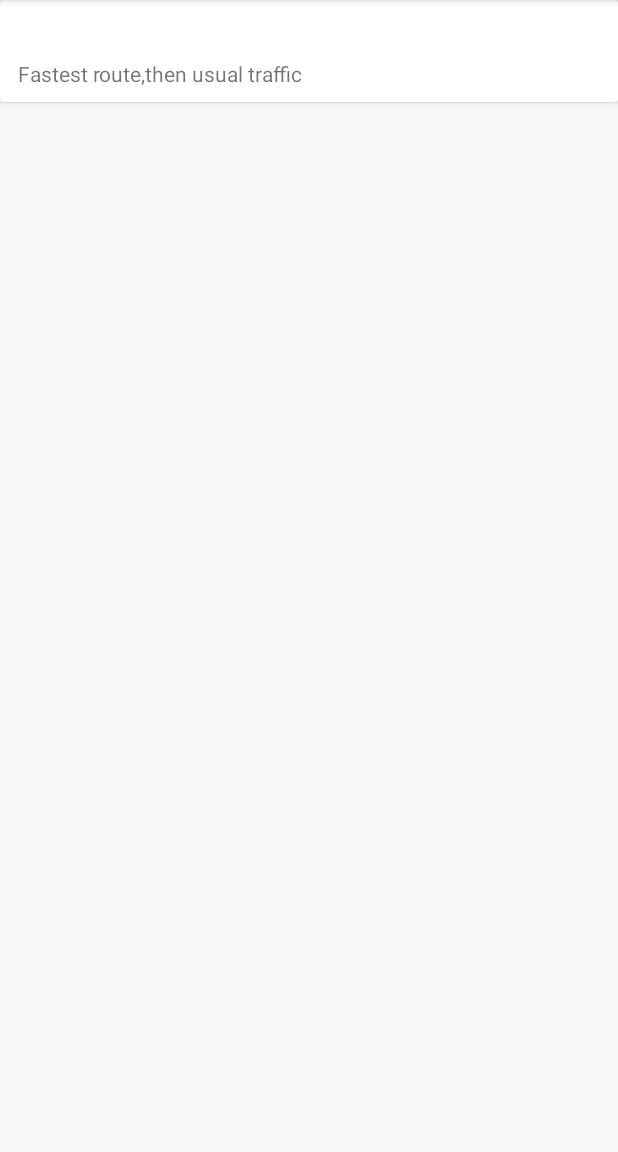
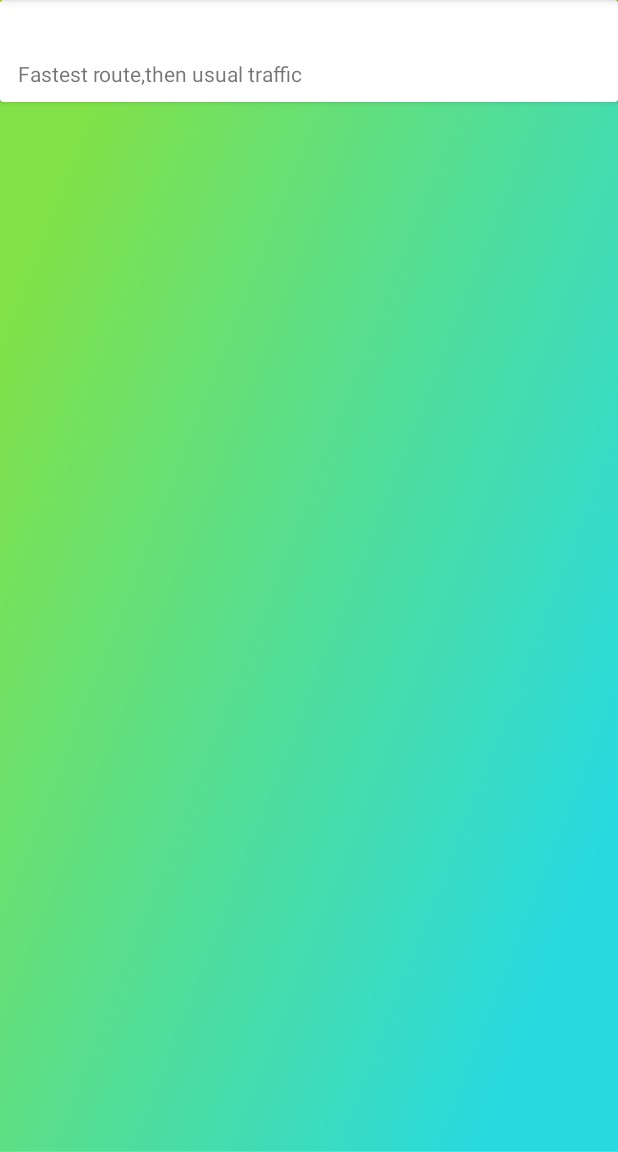
Before and after one commit to rishabhnayak/HelloWorld, an Android app: the screen it shows after launch (MapActivity), on a phone screen of 412 x 824 dp, the part 84-1236 px from its top. Run offline under Robolectric (Android 15) with nearby library versions, the phone set to English and light mode, and no system bars; libraries missing offline, so code that uses them is left out: com.google.maps.android, com.sothree.slidinguppanel, com.stone.vega; plain views replace SlidingUpPanelLayout; pictures from the network do not load; 6 statements that could not run were skipped.

Commit message:
lottie test-Success

```diff
--- a/app/src/main/AndroidManifest.xml
+++ b/app/src/main/AndroidManifest.xml
@@ -25,6 +25,9 @@
 
         <activity android:name=".SearchPlace" />
         <activity android:name=".SettingsActivity"></activity>
+        <activity android:name=".Test">
+
+        </activity>
     </application>
 
 </manifest>
--- a/app/src/main/java/com/MsoftTexas/directionandweather/MapActivity.java
+++ b/app/src/main/java/com/MsoftTexas/directionandweather/MapActivity.java
@@ -55,6 +55,7 @@ import com.google.android.gms.maps.model.PolylineOptions;
 import com.google.gson.Gson;
 import com.google.maps.android.PolyUtil;
 import com.sothree.slidinguppanel.SlidingUpPanelLayout;
+import com.stone.vega.library.VegaLayoutManager;
 
 import org.apache.http.HttpResponse;
 import org.apache.http.client.HttpClient;
@@ -124,7 +125,7 @@ public class MapActivity extends AppCompatActivity implements
 
 
         link = (RecyclerView) findViewById(R.id.dragup_list_recycler);
-        link.setLayoutManager(new LinearLayoutManager(this));
+        link.setLayoutManager(new VegaLayoutManager());
 
 
         tw = findViewById(R.id.distance);
--- a/app/src/main/res/layout/activity_map.xml
+++ b/app/src/main/res/layout/activity_map.xml
@@ -104,6 +104,7 @@
                         android:layout_weight="1"
                         android:layout_height="match_parent" >
                         <LinearLayout
+
                             android:layout_width="match_parent"
                             android:layout_height="match_parent"
                             android:orientation="vertical">
--- a/app/src/main/res/layout/dragup_panel.xml
+++ b/app/src/main/res/layout/dragup_panel.xml
@@ -1,7 +1,22 @@
 <?xml version="1.0" encoding="utf-8"?>
+<RelativeLayout
+    android:background="#f7f7f7"
+    xmlns:android="http://schemas.android.com/apk/res/android"
+    android:layout_width="match_parent"
+    android:layout_height="match_parent">
+    <com.airbnb.lottie.LottieAnimationView xmlns:android="http://schemas.android.com/apk/res/android"
+        xmlns:app="http://schemas.android.com/apk/res-auto"
+        android:layout_width="match_parent"
+        android:layout_height="match_parent"
+        android:scaleType="centerCrop"
+        app:lottie_fileName="visual.json"
+        app:lottie_loop="true"
+        app:lottie_autoPlay="true" />
+
 <LinearLayout
-    android:background="#f7f7f7"
-    xmlns:android="http://schemas.android.com/apk/res/android" android:layout_width="match_parent"
+
+    xmlns:android="http://schemas.android.com/apk/res/android"
+    android:layout_width="match_parent"
     android:layout_height="match_parent"
     android:orientation="vertical">
     <android.support.v7.widget.CardView
@@ -38,3 +53,5 @@
     </android.support.v7.widget.CardView>
     <include layout="@layout/dragup_list_recycler"></include>
 </LinearLayout>
+
+</RelativeLayout>
--- a/app/src/main/res/values/strings.xml
+++ b/app/src/main/res/values/strings.xml
@@ -11,4 +11,6 @@
     <string name="navigation_drawer_close">Close navigation drawer</string>
 
     <string name="action_settings">Settings</string>
+    <string name="satish">Settingsosuiorfvedkgbodjlrgvm/dl dhgvk,dmrvpodi dguitgvk,snd,mrjvod edtotgvhoiejlmrvlk
+    ihirfvnskrvj hikdv, s,nki hiodjfvkmes,hg </string>
 </resources>
```
Also changed, not shown: app/build.gradle (+8 -4 lines), app/src/main/assets/comp.json (added, +1 -0 lines), app/src/main/assets/visual.json (added, +1 -0 lines), app/src/main/java/com/MsoftTexas/directionandweather/Test.java (added, +30 -0 lines), app/src/main/res/layout/dragup_list_layout.xml (+14 -21 lines), app/src/main/res/layout/test.xml (added, +15 -0 lines), app/src/main/res/raw/visual.json (added, +1 -0 lines).
